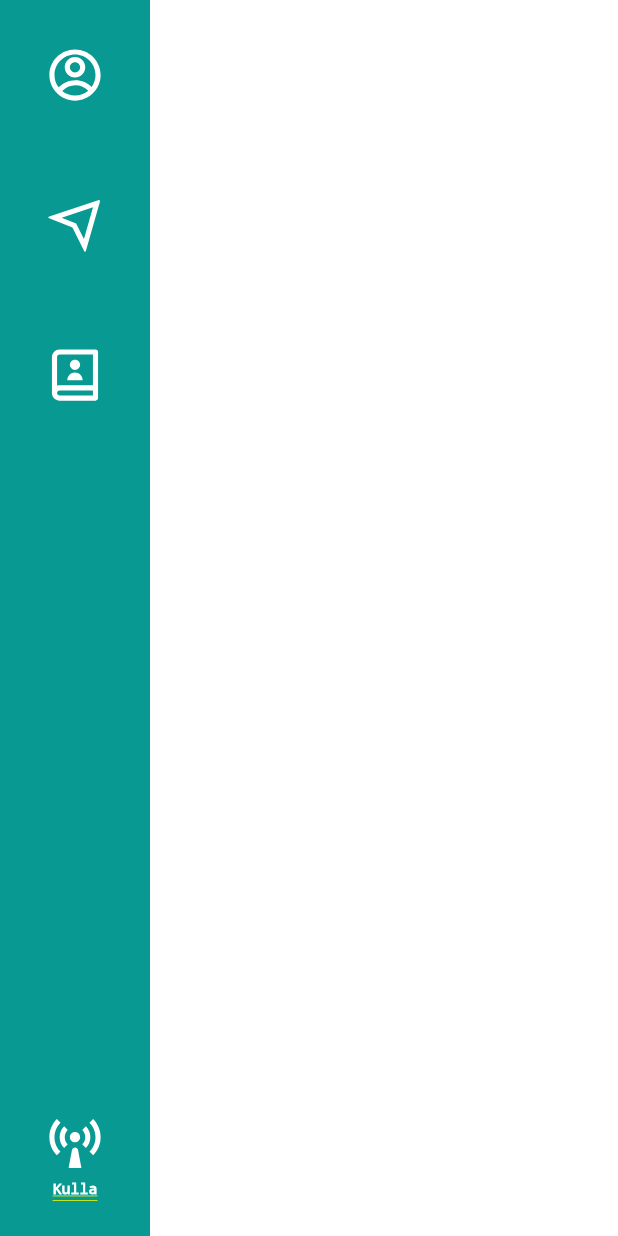
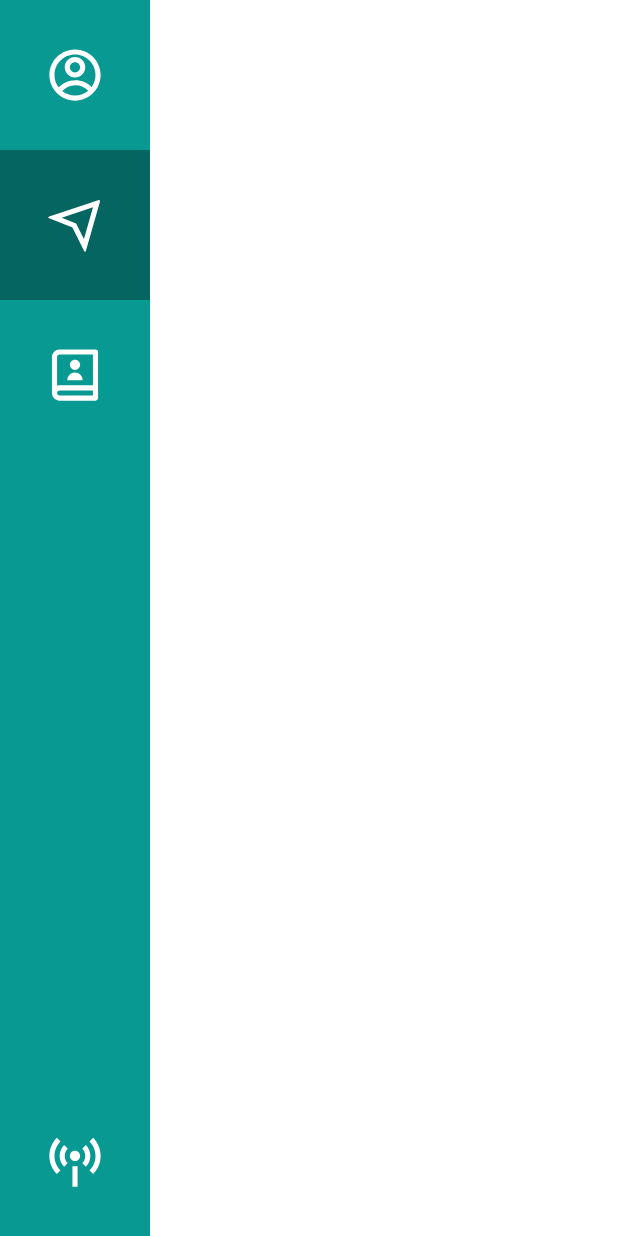
Before and after one commit to nooradn/kulla-whatsapp-blaster, a Flutter app: the screen it shows after launch, on a phone screen of 412 x 824 dp. Run offline on Flutter 3.47's test engine with Material 2 defaults, Android fonts, the phone set to English and light mode, and no system bars; our stand-ins replace remixicon.

Commit message:
update panel-side

```diff
--- a/lib/main.dart
+++ b/lib/main.dart
@@ -1,11 +1,9 @@
 import 'package:flutter/material.dart';
-import 'package:google_fonts/google_fonts.dart';
+// import 'package:google_fonts/google_fonts.dart';
 import 'package:kulla/resources.dart';
 import 'package:remixicon/remixicon.dart';
 
-void main() {
-  runApp(KullaApp());
-}
+void main() => runApp(KullaApp());
 
 class KullaApp extends StatelessWidget {
   @override
@@ -13,9 +11,9 @@ class KullaApp extends StatelessWidget {
     return MaterialApp(
       title: 'Kulla',
       theme: ThemeData(
-        textTheme: GoogleFonts.ubuntuTextTheme(
-          Theme.of(context).textTheme,
-        ),
+        // textTheme: GoogleFonts.ubuntuTextTheme(
+        //   Theme.of(context).textTheme,
+        // ),
         primarySwatch: Colors.green,
       ),
       home: Row(
@@ -23,20 +21,16 @@ class KullaApp extends StatelessWidget {
           Container(
             color: primary,
             width: 100,
-            // height: 700,
             child: Panel(),
           ),
-          Container(
-            color: bg,
-            // width: 1050,
-            // height: 700,
-            // child: ,
-          )
+          Container(color: bg)
         ],
       ),
     );
   }
 }
+
+// SISI PANEL KIRI
 
 class Panel extends StatelessWidget {
   const Panel({Key? key}) : super(key: key);
@@ -48,61 +42,63 @@ class Panel extends StatelessWidget {
       children: [
         Column(
           children: [
-            SizedBox(
-              height: 100,
-              width: 100,
-              child: Center(
-                child: Icon(
-                  Remix.account_circle_line,
-                  size: 41,
-                  color: Colors.white,
-                ),
-              ),
+            PanelBar(
+              icon: Remix.account_circle_line,
+              index: 1,
             ),
-            SizedBox(
-              height: 100,
-              width: 100,
-              child: Icon(
-                Remix.send_plane_line,
-                size: 41,
-                color: Colors.white,
-              ),
+            PanelBar(
+              icon: Remix.send_plane_line,
+              index: 2,
             ),
-            SizedBox(
-              height: 100,
-              width: 100,
-              child: Icon(
-                Remix.contacts_book_2_line,
-                size: 41,
-                color: Colors.white,
-              ),
-            )
+            PanelBar(
+              icon: Remix.contacts_book_2_line,
+              index: 3,
+            ),
           ],
         ),
-        Container(
-          margin: EdgeInsets.symmetric(vertical: 25),
-          child: Column(
-            children: [
-              Icon(
-                Remix.broadcast_fill,
-                color: Colors.white,
-                size: 41,
-              ),
-              SizedBox(
-                height: 5,
-              ),
-              Text(
-                'Kulla',
-                style: TextStyle(
-                  fontSize: 10,
-                  color: Colors.white,
-                  // fontFamily:
-                ),
-              ),
-            ],
-          ),
+        PanelBar(
+          icon: Remix.broadcast_line,
+          index: 0,
         )
       ],
     );
   }
 }
+
+// MENU PANEL BAR SISI KIRI
+int selectedPanel = 2;
+var colorPanel;
+
+class PanelBar extends StatefulWidget {
+  const PanelBar({Key? key, required this.icon, required this.index})
+      : super(key: key);
+  final icon;
+  final int index;
+  @override
+  _PanelBarState createState() => _PanelBarState();
+}
+
+class _PanelBarState extends State<PanelBar> {
+  @override
+  Widget build(BuildContext context) {
+    return GestureDetector(
+      onTap: () => setState(() {
+        selectedPanel = widget.index;
+      }),
+      child: Container(
+        height: 100,
+        width: 100,
+        color: selectedPanel == widget.index
+            ? Color(0x55000000)
+            : Colors.transparent,
+        child: Center(
+          child: Icon(
+            widget.icon,
+            size: 41,
+            color: Colors.white,
+          ),
+        ),
+      ),
+    );
+  }
+}
```
